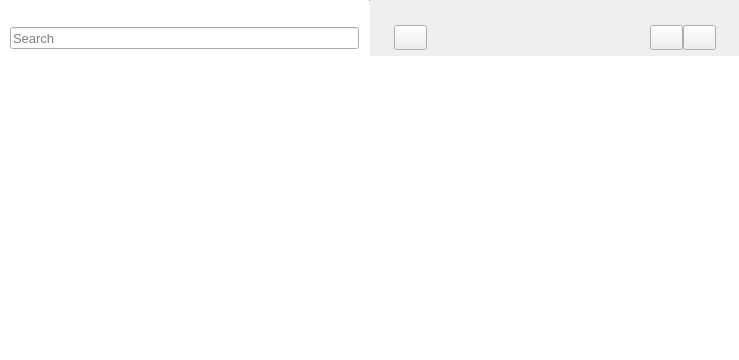
nuttyartist/notes, file src/mainwindow.ui: the form before one commit.
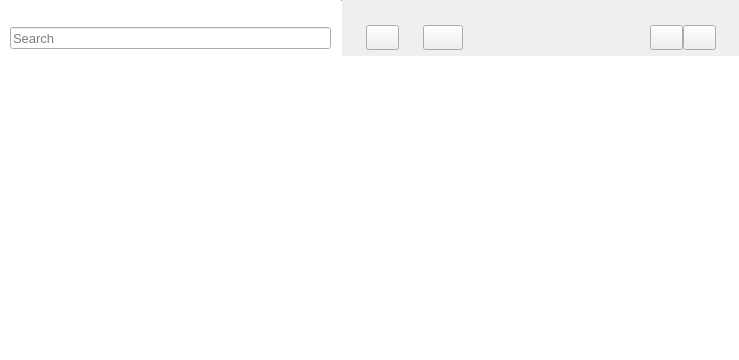
The form after the commit. Icons and pictures are not drawn. Custom widgets are drawn as their Qt base class.

What changed in the file:
```diff
--- a/src/mainwindow.ui
+++ b/src/mainwindow.ui
@@ -470,6 +470,39 @@
                </property>
               </widget>
              </item>
+             <item>
+              <spacer name="horizontalSpacer">
+               <property name="orientation">
+                <enum>Qt::Horizontal</enum>
+               </property>
+               <property name="sizeType">
+                <enum>QSizePolicy::Minimum</enum>
+               </property>
+               <property name="sizeHint" stdset="0">
+                <size>
+                 <width>24</width>
+                 <height>20</height>
+                </size>
+               </property>
+              </spacer>
+             </item>
+             <item>
+              <widget class="QPushButton" name="styleEditorButton">
+               <property name="minimumSize">
+                <size>
+                 <width>33</width>
+                 <height>25</height>
+                </size>
+               </property>
+               <property name="text">
+                <string/>
+               </property>
+               <property name="icon">
+                <iconset resource="images.qrc">
+                 <normaloff>:/images/3dots_Regular.png</normaloff>:/images/3dots_Regular.png</iconset>
+               </property>
+              </widget>
+             </item>
              <item>
               <spacer name="horizontalSpacer_rightNewNoteButton">
                <property name="orientation">
```
